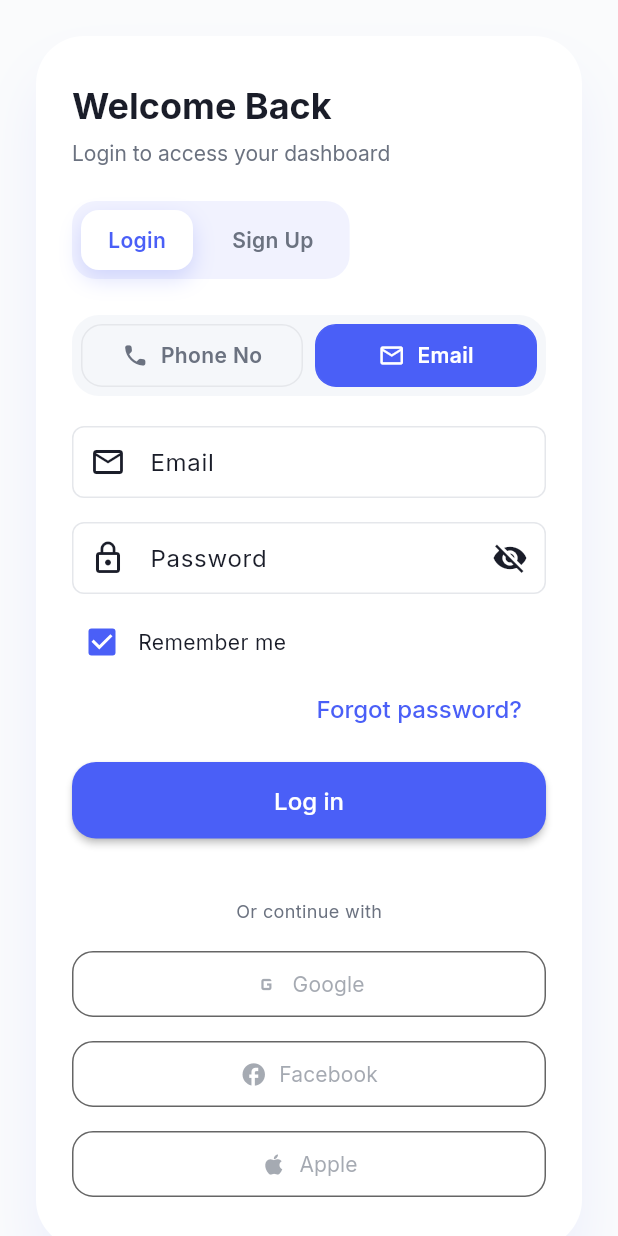
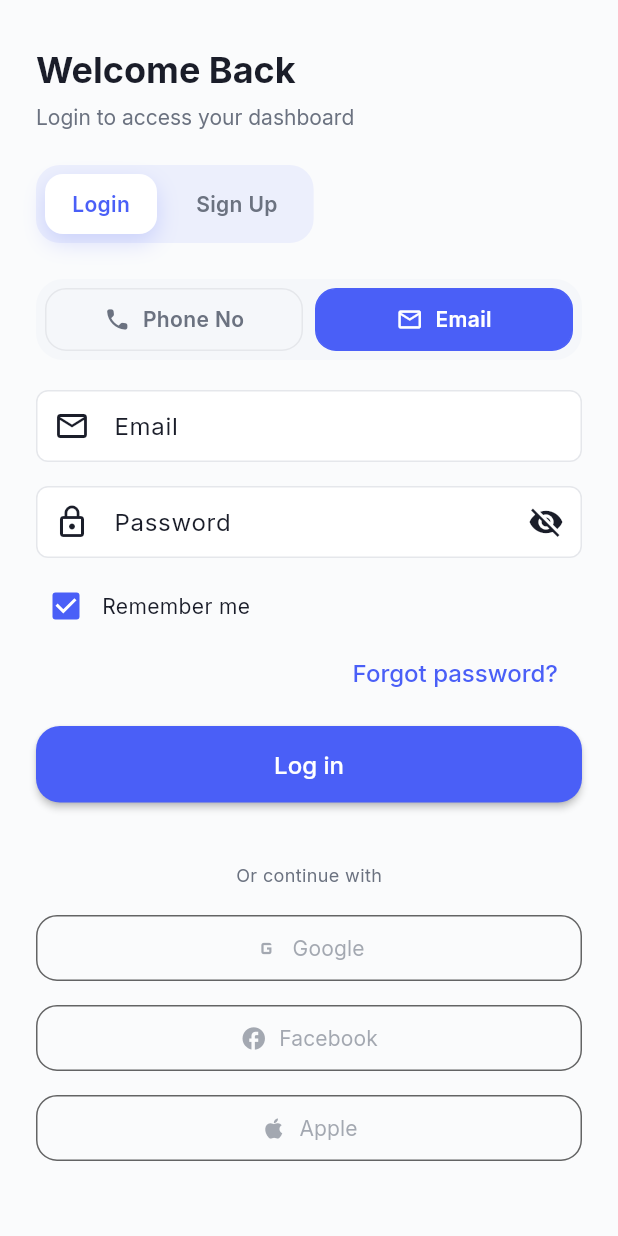
Before and after one commit to PocketLLM/EchoGen.ai, a Flutter app: the AuthFlowScreen screen opened directly, on a phone screen of 412 x 824 dp. Run offline on Flutter 3.47's test engine with Material 3 defaults, Android fonts, the phone set to English and light mode, and no system bars; our stand-ins replace audio_service, cross_file, flutter_secure_storage, flutter_svg, google_fonts, just_audio and 4 more; missing offline and left inert: audio_session; accounts and stored records are empty.

Commit message:
Refine auth layout and add onboarding skip option

```diff
--- a/lib/screens/auth/auth_flow_screen.dart
+++ b/lib/screens/auth/auth_flow_screen.dart
@@ -148,30 +148,19 @@ class _AuthFlowScreenState extends State<AuthFlowScreen>
           child: LayoutBuilder(
             builder: (context, constraints) {
               final isWide = constraints.maxWidth > 640;
-            final cardWidth = isWide ? 520.0 : constraints.maxWidth * 0.92;
+              final horizontalPadding = isWide ? 64.0 : 24.0;
 
               return SingleChildScrollView(
                 padding: EdgeInsets.symmetric(
-                horizontal: isWide ? 48 : 24,
-                vertical: isWide ? 48 : 24,
+                  horizontal: horizontalPadding,
+                  vertical: isWide ? 64 : 32,
                 ),
-              child: Center(
-                child: AnimatedContainer(
-                  duration: const Duration(milliseconds: 400),
-                  curve: Curves.easeInOut,
-                  width: cardWidth,
-                  decoration: BoxDecoration(
-                    color: AppTheme.surface,
-                    borderRadius: BorderRadius.circular(32),
-                    boxShadow: [
-                      BoxShadow(
-                        color: AppTheme.primaryBlue.withOpacity(0.08),
-                        blurRadius: 32,
-                        offset: const Offset(0, 24),
+                child: Align(
+                  alignment: Alignment.topCenter,
+                  child: ConstrainedBox(
+                    constraints: BoxConstraints(
+                      maxWidth: isWide ? 560 : double.infinity,
                     ),
-                    ],
-                  ),
-                  padding: const EdgeInsets.symmetric(horizontal: 24, vertical: 32),
                     child: AnimatedSize(
                       duration: const Duration(milliseconds: 250),
                       curve: Curves.easeInOut,
@@ -202,7 +191,8 @@ class _AuthFlowScreenState extends State<AuthFlowScreen>
             },
           ),
         ),
-    ));
+      ),
+    );
   }
 
   Widget _buildHeader() {
```
Also changed, not shown: lib/providers/auth_provider.dart (+12 -0 lines), lib/screens/user_onboarding_screen.dart (+17 -0 lines). Lines whose indentation alone changed are shown as unchanged.
